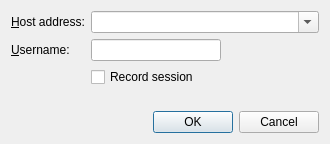
Old version of the form src/desktop/ui/joindialog.ui in the repository drawpile/Drawpile.
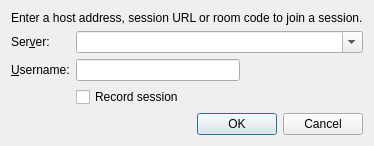
New version of the form.

Commit message:
Implement room code and private listings
Room codes are an alternative way to find a session. Instead of
selecting it from a public list, a five letter code is used to
find the session URL. It is typically used with private listings
that do not appear in the public session list.

Issue #398

The edit to the form file:
```diff
--- a/src/desktop/ui/joindialog.ui
+++ b/src/desktop/ui/joindialog.ui
@@ -22,17 +22,17 @@
      <property name="fieldGrowthPolicy">
       <enum>QFormLayout::AllNonFixedFieldsGrow</enum>
      </property>
-     <item row="0" column="0">
+     <item row="1" column="0">
       <widget class="QLabel" name="label">
        <property name="text">
-        <string>&amp;Host address:</string>
+        <string>Ser&amp;ver:</string>
        </property>
        <property name="buddy">
         <cstring>address</cstring>
        </property>
       </widget>
      </item>
-     <item row="0" column="1">
+     <item row="1" column="1">
       <widget class="QComboBox" name="address">
        <property name="editable">
         <bool>true</bool>
@@ -48,7 +48,7 @@
        </property>
       </widget>
      </item>
-     <item row="1" column="0">
+     <item row="2" column="0">
       <widget class="QLabel" name="label_2">
        <property name="text">
         <string>&amp;Username:</string>
@@ -58,7 +58,7 @@
        </property>
       </widget>
      </item>
-     <item row="1" column="1">
+     <item row="2" column="1">
       <layout class="QHBoxLayout" name="horizontalLayout" stretch="4,3">
        <item>
         <widget class="QLineEdit" name="username">
@@ -85,13 +85,20 @@
        </item>
       </layout>
      </item>
-     <item row="2" column="1">
+     <item row="3" column="1">
       <widget class="QCheckBox" name="recordSession">
        <property name="text">
         <string>Record session</string>
        </property>
       </widget>
      </item>
+     <item row="0" column="0" colspan="2">
+      <widget class="QLabel" name="label_3">
+       <property name="text">
+        <string>Enter a host address, session URL or room code to join a session.</string>
+       </property>
+      </widget>
+     </item>
     </layout>
    </item>
    <item>
```
The commit also changes 27 other files.
